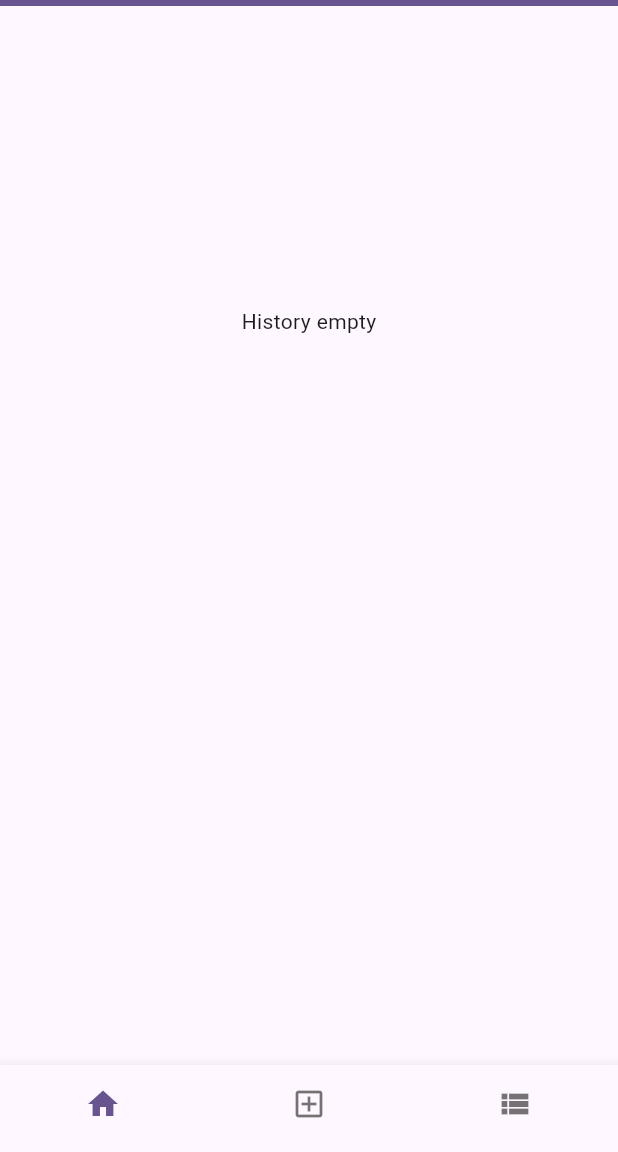
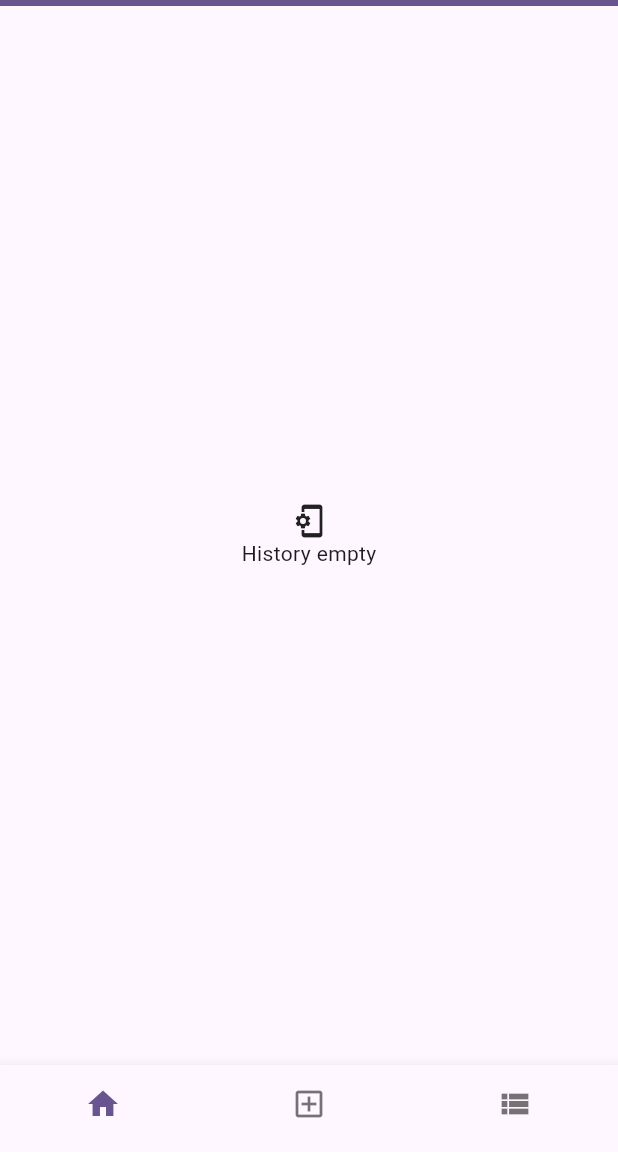
Before and after one commit to ArnaudGrt/flutter_linegitud, a Flutter app: the screen it shows after launch, on a phone screen of 412 x 824 dp, the part 84-1236 px from its top. Run offline on Flutter 3.47's test engine with Material 3 defaults, Android fonts, the phone set to English and light mode, and no system bars; our stand-ins replace get.

Commit message:
🚀 (history) screen interface

```diff
--- a/lib/screens/history.dart
+++ b/lib/screens/history.dart
@@ -24,11 +24,26 @@ class History extends StatelessWidget {
                 },
                 notificationPredicate: defaultScrollNotificationPredicate,
                 child: Obx(() => controller.linesHistoryEmpty()
-                    ? const SingleChildScrollView(
-                        physics: AlwaysScrollableScrollPhysics(),
-                        child: Padding(
-                            padding: EdgeInsets.only(top: 200),
-                            child: Center(child: Text("History empty"))))
+                    ? const CustomScrollView(
+                        slivers: [
+                          SliverFillRemaining(
+                            hasScrollBody: false,
+                            child: Column(
+                              children: [
+                                Expanded(
+                                    child: Center(
+                                        child: Column(
+                                          mainAxisAlignment: MainAxisAlignment.center,
+                                  children: [
+                                    Icon(Icons.phonelink_setup_outlined),
+                                    Text("History empty")
+                                  ],
+                                )))
+                              ],
+                            ),
+                          )
+                        ],
+                      )
                     : ListView.builder(
                         itemCount: controller.linesNumber(),
                         itemBuilder: (BuildContext context, int index) {
```
